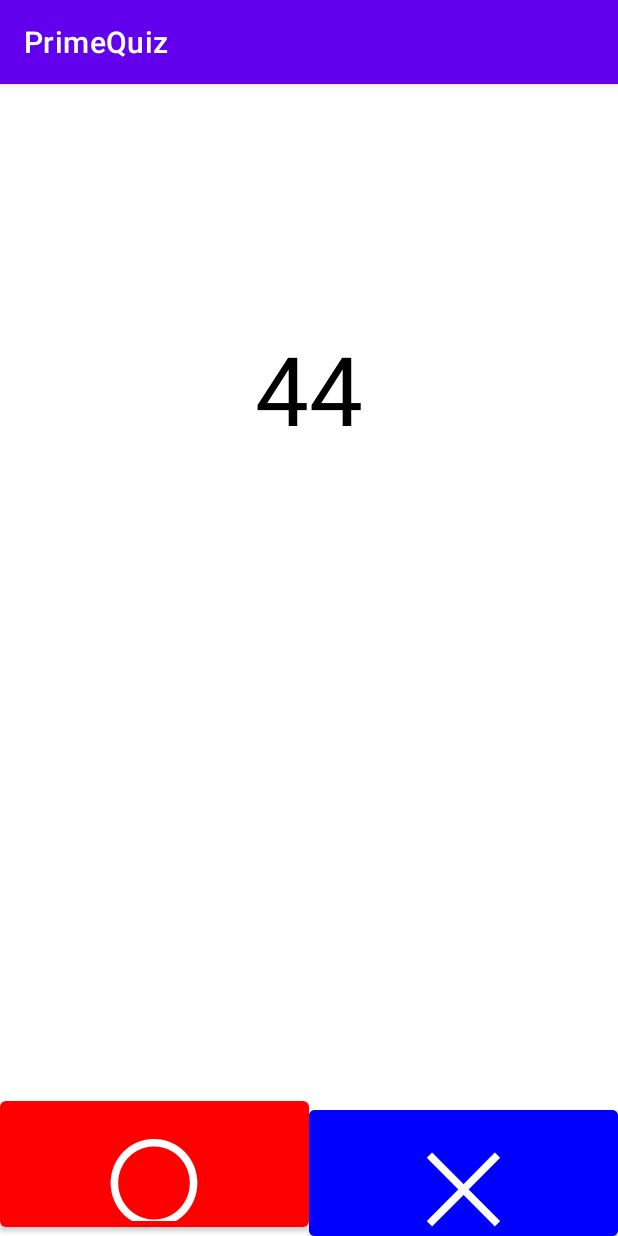
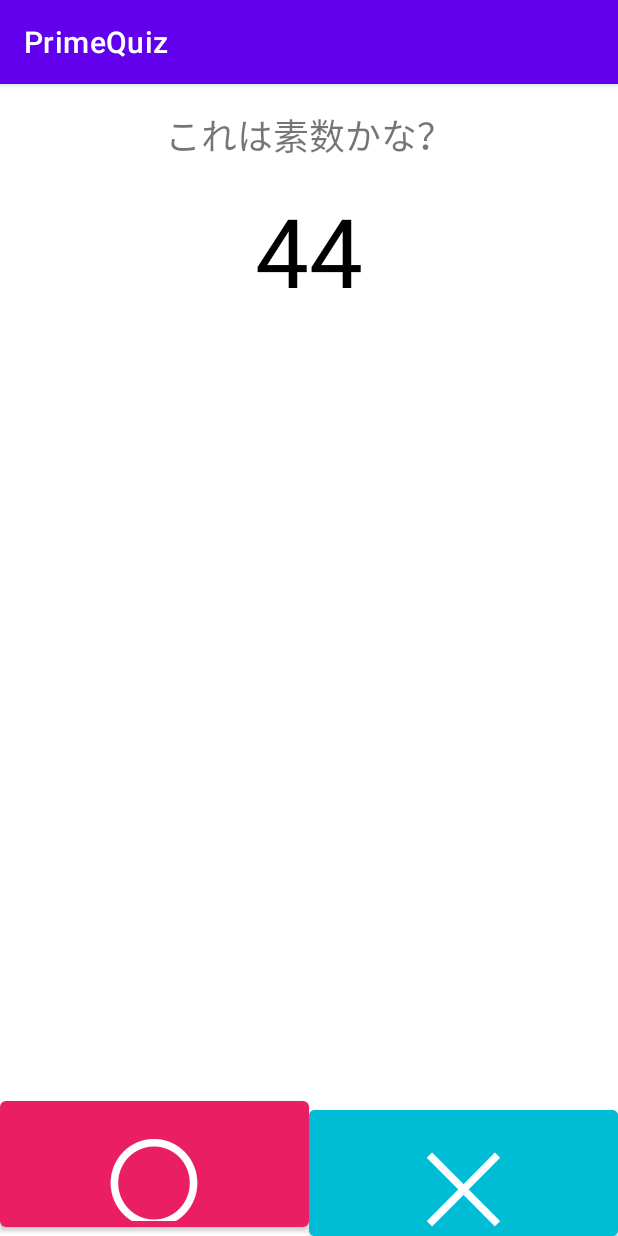
Before and after one commit to chihiro35rock/PrimeQuiz, an Android app: the screen it shows after launch (MainActivity), on a phone screen of 412 x 824 dp. Run offline under Robolectric (Android 15) with nearby library versions, the phone set to English and light mode, and no system bars.

Commit message:
third commit

```diff
--- a/app/src/main/res/layout/activity_main.xml
+++ b/app/src/main/res/layout/activity_main.xml
@@ -8,15 +8,26 @@
     tools:context=".MainActivity">
 
     <TextView
+        android:id="@+id/textView2"
+        android:layout_width="wrap_content"
+        android:layout_height="wrap_content"
+        android:layout_marginTop="16dp"
+        android:text="これは素数かな？"
+        android:textSize="24sp"
+        app:layout_constraintEnd_toEndOf="parent"
+        app:layout_constraintStart_toStartOf="parent"
+        app:layout_constraintTop_toTopOf="parent" />
+
+    <TextView
         android:id="@+id/textView"
         android:layout_width="wrap_content"
         android:layout_height="wrap_content"
-        android:layout_marginTop="160dp"
+        android:layout_marginTop="16dp"
         android:text="0"
         android:textSize="64sp"
         app:layout_constraintEnd_toEndOf="parent"
         app:layout_constraintStart_toStartOf="parent"
-        app:layout_constraintTop_toTopOf="parent" />
+        app:layout_constraintTop_toBottomOf="@+id/textView2" />
 
     <LinearLayout
         android:layout_width="match_parent"
@@ -34,14 +45,14 @@
             android:onClick="maru"
             android:text="〇"
             android:textSize="64sp"
-            app:backgroundTint="#FF0000" />
+            app:backgroundTint="#E91E63" />
 
         <Button
             android:id="@+id/button2"
             android:layout_width="0dp"
             android:layout_height="96dp"
             android:layout_weight="1"
-            android:backgroundTint="#0000FF"
+            android:backgroundTint="#00BCD4"
             android:onClick="batsu"
             android:text="✕"
             android:textSize="64sp" />
```
